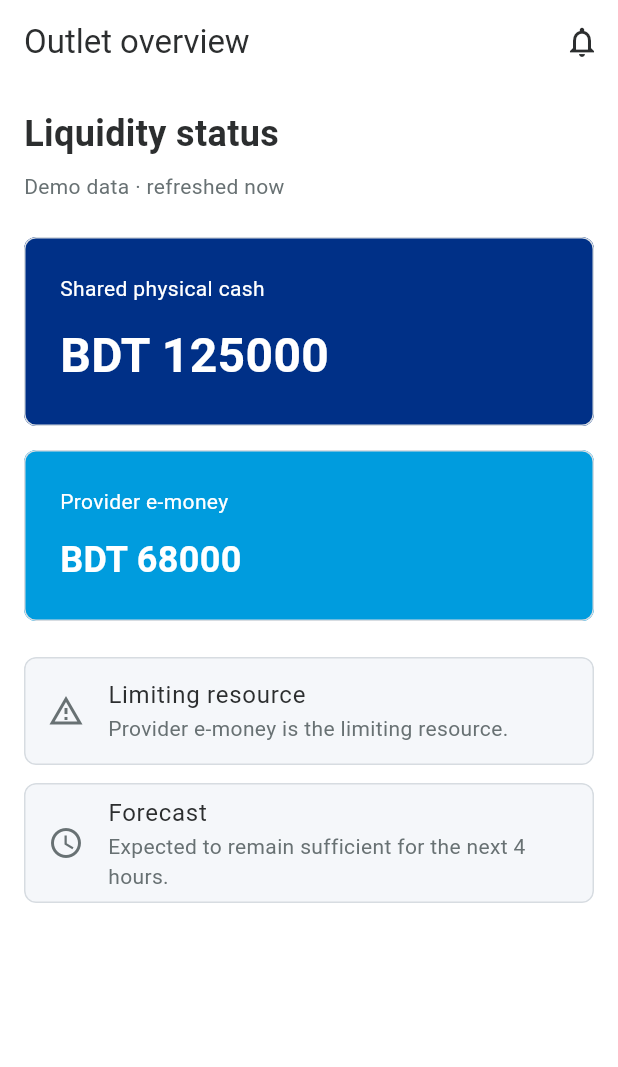
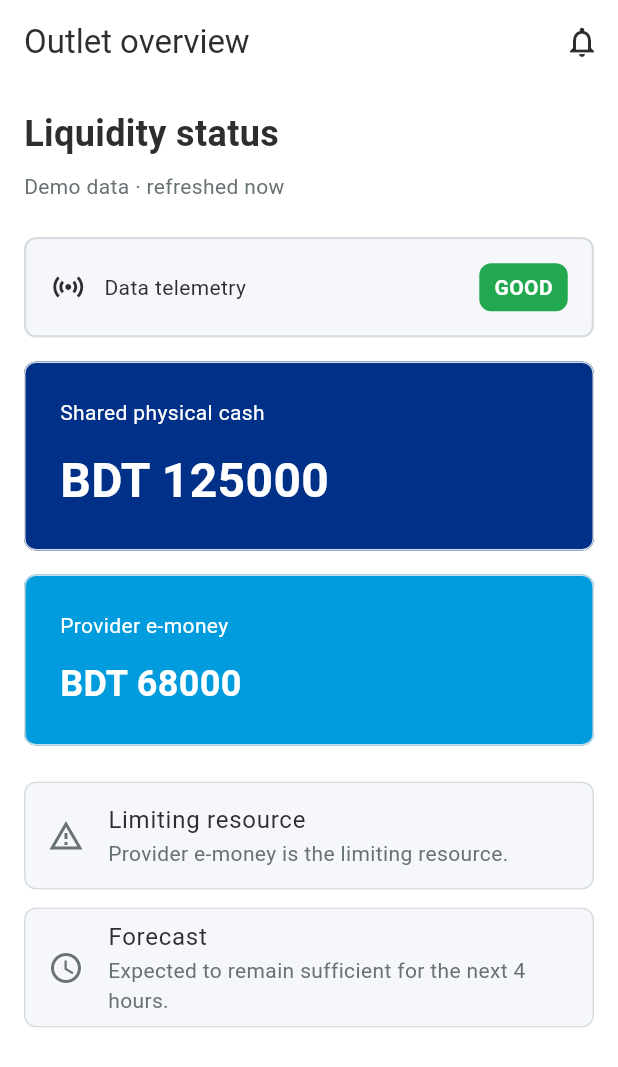
Before and after one commit to ii-shimul/prohori-app, a Flutter app: the OutletDashboardPage screen opened by its route, on a phone screen of 412 x 824 dp. Shown: the top 1067 px of the screen. Run offline on Flutter 3.47's test engine with Material 3 defaults, Android fonts, the phone set to English and light mode, and no system bars; our stand-ins replace dio, flutter_riverpod, flutter_secure_storage, go_router, shimmer, supabase_flutter; accounts and stored records are empty.

Commit message:
feat: add inbox and profile pages, integrate app cache, and update localization

```diff
--- a/lib/alerts/presentation/alerts_providers.dart
+++ b/lib/alerts/presentation/alerts_providers.dart
@@ -3,6 +3,7 @@ import 'dart:async';
 import 'package:flutter_riverpod/flutter_riverpod.dart';
 
 import '../../core/providers/app_providers.dart';
+import '../../core/providers/app_cache.dart';
 import '../data/alerts_api.dart';
 import '../domain/outlet_alert.dart';
 
@@ -11,6 +12,7 @@ const _alertsPollInterval = Duration(seconds: 30);
 final alertsApiProvider = Provider<AlertsApi>((ref) => AlertsApi(ref.watch(apiClientProvider)));
 
 final alertsProvider = StreamProvider.autoDispose<AsyncValue<List<OutletAlert>>>((ref) async* {
+  ref.watch(appCacheEpochProvider);
   while (true) {
     try {
       yield AsyncData(await ref.read(alertsApiProvider).fetchAlerts());
@@ -22,5 +24,6 @@ final alertsProvider = StreamProvider.autoDispose<AsyncValue<List<OutletAlert>>>
 });
 
 final alertDetailProvider = FutureProvider.autoDispose.family<OutletAlert, String>((ref, id) {
+  ref.watch(appCacheEpochProvider);
   return ref.watch(alertsApiProvider).fetchAlert(id);
 });
--- a/lib/auth/presentation/auth_notifier.dart
+++ b/lib/auth/presentation/auth_notifier.dart
@@ -3,6 +3,7 @@ import 'dart:async';
 import 'package:flutter_riverpod/flutter_riverpod.dart';
 
 import '../../core/providers/app_providers.dart';
+import '../../core/providers/app_cache.dart';
 import '../domain/auth_repository.dart';
 import '../domain/auth_user.dart';
 
@@ -58,6 +59,7 @@ class AuthNotifier extends AsyncNotifier<AuthState> {
     state = AsyncData(AuthState.loading(state.value?.user));
     try {
       await _repository.logout();
+      ref.read(appCacheEpochProvider.notifier).clear();
       state = const AsyncData(AuthState.unauthenticated());
     } catch (error) {
       state = AsyncData(AuthState.failure(error));
--- a/lib/cases/presentation/case_providers.dart
+++ b/lib/cases/presentation/case_providers.dart
@@ -1,11 +1,13 @@
 import 'package:flutter_riverpod/flutter_riverpod.dart';
 
 import '../../core/providers/app_providers.dart';
+import '../../core/providers/app_cache.dart';
 import '../data/cases_api.dart';
 import '../domain/case_detail.dart';
 
 final casesApiProvider = Provider<CasesApi>((ref) => CasesApi(ref.watch(apiClientProvider)));
 
 final caseDetailProvider = FutureProvider.autoDispose.family<CaseDetail, String>((ref, caseId) {
+  ref.watch(appCacheEpochProvider);
   return ref.watch(casesApiProvider).fetchCase(caseId);
 });
--- a/lib/core/routing/routing.dart
+++ b/lib/core/routing/routing.dart
@@ -3,6 +3,8 @@ import 'package:go_router/go_router.dart';
 
 import '../../alerts/presentation/alerts_pages.dart';
 import '../../cases/presentation/case_detail_page.dart';
+import '../../inbox/presentation/inbox_page.dart';
+import '../../profile/presentation/profile_page.dart';
 import '../../auth/presentation/home_page.dart';
 import '../../dashboard/presentation/outlet_dashboard_page.dart';
 import '../../auth/presentation/login_page.dart';
@@ -40,6 +42,8 @@ final appRouterProvider = Provider<GoRouter>((ref) {
         path: '/cases/:id',
         builder: (context, state) => CaseDetailPage(caseId: state.pathParameters['id']!),
       ),
+      GoRoute(path: '/inbox', builder: (context, state) => const InboxPage()),
+      GoRoute(path: '/profile', builder: (context, state) => const ProfilePage()),
     ],
   );
 });
--- a/lib/dashboard/data/outlet_dashboard_api.dart
+++ b/lib/dashboard/data/outlet_dashboard_api.dart
@@ -15,6 +15,7 @@ class OutletDashboardApi {
         'sharedPhysicalCash': {'amount': 125000, 'currency': 'BDT'},
         'providerEMoney': {'amount': 68000, 'currency': 'BDT'},
         'freshness': 'Demo data · refreshed now',
+        'dataQuality': 'good',
       }, const {
         'limitingResource': 'Provider e-money is the limiting resource.',
         'summary': 'Expected to remain sufficient for the next 4 hours.',
--- a/lib/dashboard/domain/outlet_dashboard.dart
+++ b/lib/dashboard/domain/outlet_dashboard.dart
@@ -21,6 +21,7 @@ class OutletDashboard {
     required this.limitingResource,
     required this.forecastSummary,
     required this.freshness,
+    required this.dataQuality,
   });
 
   final MoneyAmount sharedPhysicalCash;
@@ -28,6 +29,7 @@ class OutletDashboard {
   final String limitingResource;
   final String forecastSummary;
   final String freshness;
+  final String dataQuality;
 
   factory OutletDashboard.fromJson(
     Map<String, dynamic> balances,
@@ -49,6 +51,9 @@ class OutletDashboard {
       freshness: forecast['freshness'] as String? ??
           balances['freshness'] as String? ??
           'Latest API refresh',
+      dataQuality: forecast['dataQuality'] as String? ??
+          balances['dataQuality'] as String? ??
+          'good',
     );
   }
 }
--- a/lib/dashboard/presentation/dashboard_providers.dart
+++ b/lib/dashboard/presentation/dashboard_providers.dart
@@ -3,6 +3,7 @@ import 'dart:async';
 import 'package:flutter_riverpod/flutter_riverpod.dart';
 
 import '../../core/providers/app_providers.dart';
+import '../../core/providers/app_cache.dart';
 import '../data/outlet_dashboard_api.dart';
 import '../domain/outlet_dashboard.dart';
 
@@ -14,6 +15,7 @@ final outletDashboardApiProvider = Provider<OutletDashboardApi>((ref) {
 
 final outletDashboardProvider = StreamProvider.autoDispose
     .family<AsyncValue<OutletDashboard>, String>((ref, outletId) async* {
+  ref.watch(appCacheEpochProvider);
   while (true) {
     try {
       final dashboard = await ref.read(outletDashboardApiProvider).fetch(outletId);
--- a/lib/dashboard/presentation/outlet_dashboard_page.dart
+++ b/lib/dashboard/presentation/outlet_dashboard_page.dart
@@ -1,6 +1,7 @@
 import 'package:flutter/material.dart';
 import 'package:flutter_riverpod/flutter_riverpod.dart';
 import 'package:go_router/go_router.dart';
+import 'package:shimmer/shimmer.dart';
 
 import '../../core/config/app_environment.dart';
 import '../../theme.dart';
@@ -26,16 +27,21 @@ class OutletDashboardPage extends ConsumerWidget {
         ],
       ),
       body: result.when(
-        loading: () => const Center(child: CircularProgressIndicator()),
+        loading: () => const _DashboardSkeleton(),
         error: (error, _) => _DashboardError(
           onRetry: () => ref.invalidate(outletDashboardProvider(AppEnvironment.outletId)),
         ),
         data: (poll) => poll.when(
-          loading: () => const Center(child: CircularProgressIndicator()),
+          loading: () => const _DashboardSkeleton(),
           error: (error, _) => _DashboardError(
             onRetry: () => ref.invalidate(outletDashboardProvider(AppEnvironment.outletId)),
           ),
-          data: (dashboard) => RefreshIndicator(
+          data: (dashboard) => TweenAnimationBuilder<double>(
+            duration: const Duration(milliseconds: 240),
+            curve: Curves.easeOut,
+            tween: Tween(begin: 0, end: 1),
+            builder: (context, opacity, child) => Opacity(opacity: opacity, child: child),
+            child: RefreshIndicator(
             onRefresh: () async => ref.invalidate(outletDashboardProvider(AppEnvironment.outletId)),
             child: ListView(
               padding: const EdgeInsets.all(16),
@@ -44,6 +50,8 @@ class OutletDashboardPage extends ConsumerWidget {
                 const SizedBox(height: 8),
                 Text(dashboard.freshness, style: const TextStyle(color: AppPalette.inkMuted)),
                 const SizedBox(height: 24),
+                _TelemetryCard(quality: dashboard.dataQuality),
+                const SizedBox(height: 16),
                 _CashCard(value: dashboard.sharedPhysicalCash),
                 const SizedBox(height: 16),
                 _EMoneyCard(value: dashboard.providerEMoney),
@@ -62,10 +70,83 @@ class OutletDashboardPage extends ConsumerWidget {
               ],
             ),
           ),
+          ),
         ),
       ),
     );
   }
+}
+
+class _TelemetryCard extends StatelessWidget {
+  const _TelemetryCard({required this.quality});
+  final String quality;
+
+  @override
+  Widget build(BuildContext context) {
+    final normalized = quality.toLowerCase();
+    final color = normalized == 'critical'
+        ? AppPalette.error
+        : normalized == 'degraded'
+            ? AppPalette.primary
+            : AppPalette.success;
+    final label = normalized == 'critical'
+        ? 'CRITICAL'
+        : normalized == 'degraded'
+            ? 'DEGRADED'
+            : 'GOOD';
+    return Container(
+      padding: const EdgeInsets.all(16),
+      decoration: BoxDecoration(
+        color: AppPalette.surface,
+        border: Border.all(color: AppPalette.border, width: 1.5),
+        borderRadius: BorderRadius.circular(8),
+      ),
+      child: Row(children: [
+        const Icon(Icons.sensors_outlined),
+        const SizedBox(width: 12),
+        const Expanded(child: Text('Data telemetry', maxLines: 1, overflow: TextOverflow.ellipsis)),
+        Container(
+          padding: const EdgeInsets.symmetric(horizontal: 10, vertical: 6),
+          decoration: BoxDecoration(color: color, borderRadius: BorderRadius.circular(8)),
+          child: Text(label, style: const TextStyle(color: Colors.white, fontWeight: FontWeight.w700)),
+        ),
+      ]),
+    );
+  }
+}
+
+class _DashboardSkeleton extends StatelessWidget {
+  const _DashboardSkeleton();
+
+  @override
+  Widget build(BuildContext context) => Shimmer.fromColors(
+        baseColor: AppPalette.surface,
+        highlightColor: AppPalette.extraSurface,
+        child: ListView(
+          padding: const EdgeInsets.all(16),
+          children: const [
+            _SkeletonBlock(height: 28, width: 180),
+            SizedBox(height: 24),
+            _SkeletonBlock(height: 150),
+            SizedBox(height: 16),
+            _SkeletonBlock(height: 120),
+            SizedBox(height: 16),
+            _SkeletonBlock(height: 76),
+          ],
+        ),
+      );
+}
+
+class _SkeletonBlock extends StatelessWidget {
+  const _SkeletonBlock({required this.height, this.width = double.infinity});
+  final double height;
+  final double width;
+  @override
+  Widget build(BuildContext context) => Container(
+        height: height,
+        width: width,
+        decoration: BoxDecoration(color: Colors.white, borderRadius: BorderRadius.circular(8)),
+      );
 }
 
 class _CashCard extends StatelessWidget {
--- a/lib/l10n/app_localizations.dart
+++ b/lib/l10n/app_localizations.dart
@@ -169,6 +169,54 @@ abstract class AppLocalizations {
   /// In en, this message translates to:
   /// **'Action could not be completed. Try again.'**
   String get actionFailed;
+
+  /// No description provided for @inbox.
+  ///
+  /// In en, this message translates to:
+  /// **'Inbox'**
+  String get inbox;
+
+  /// No description provided for @profile.
+  ///
+  /// In en, this message translates to:
+  /// **'Profile'**
+  String get profile;
+
+  /// No description provided for @language.
+  ///
+  /// In en, this message translates to:
+  /// **'Language'**
+  String get language;
+
+  /// No description provided for @signOut.
+  ///
+  /// In en, this message translates to:
+  /// **'Sign out'**
+  String get signOut;
+
+  /// No description provided for @telemetry.
+  ///
+  /// In en, this message translates to:
+  /// **'Data telemetry'**
+  String get telemetry;
+
+  /// No description provided for @dataGood.
+  ///
+  /// In en, this message translates to:
+  /// **'GOOD'**
+  String get dataGood;
+
+  /// No description provided for @dataDegraded.
+  ///
+  /// In en, this message translates to:
+  /// **'DEGRADED'**
+  String get dataDegraded;
+
+  /// No description provided for @dataCritical.
+  ///
+  /// In en, this message translates to:
+  /// **'CRITICAL'**
+  String get dataCritical;
 }
 
 class _AppLocalizationsDelegate
--- a/pubspec.yaml
+++ b/pubspec.yaml
@@ -41,6 +41,7 @@ dependencies:
   flutter_secure_storage: ^9.2.4
   go_router: ^16.2.1
   intl: ^0.20.2
+  shimmer: ^3.0.0
   supabase_flutter: ^2.16.0
 
 dev_dependencies:
```
Also changed, not shown: lib/auth/presentation/home_page.dart (+6 -1 lines), lib/core/providers/app_cache.dart (added, +10 -0 lines), lib/inbox/presentation/inbox_page.dart (added, +43 -0 lines), lib/l10n/app_bn.arb (+9 -1 lines), lib/l10n/app_en.arb (+9 -1 lines), lib/l10n/app_localizations_bn.dart (+24 -0 lines), lib/l10n/app_localizations_en.dart (+24 -0 lines), lib/profile/presentation/profile_page.dart (added, +76 -0 lines), pubspec.lock.
